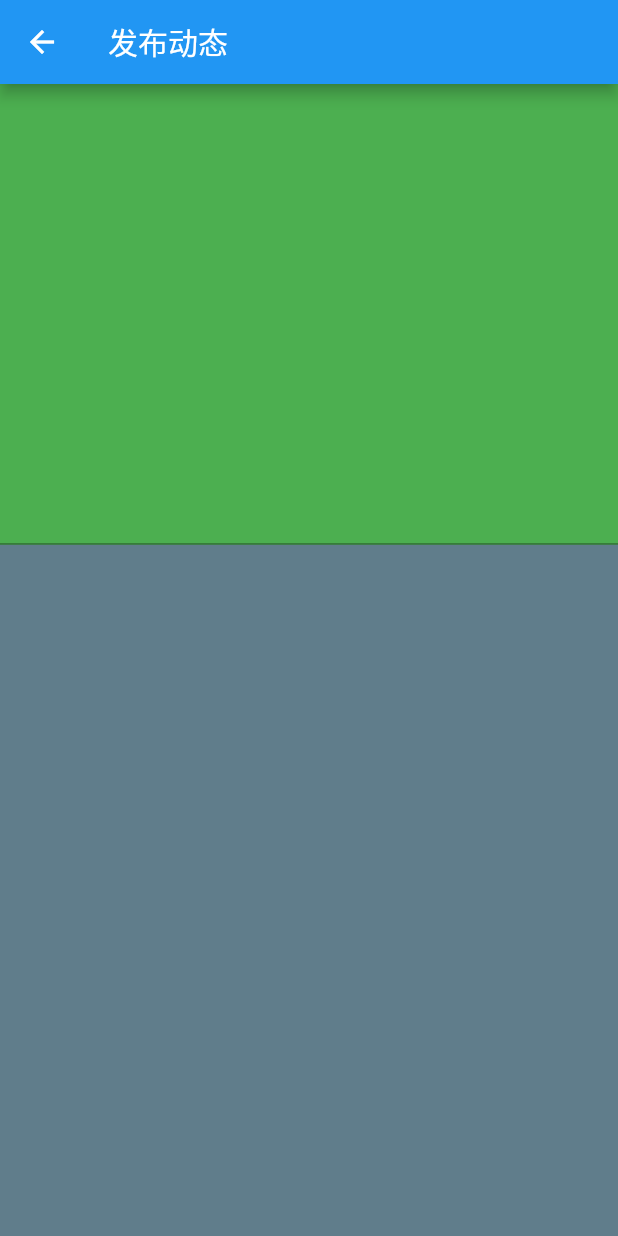
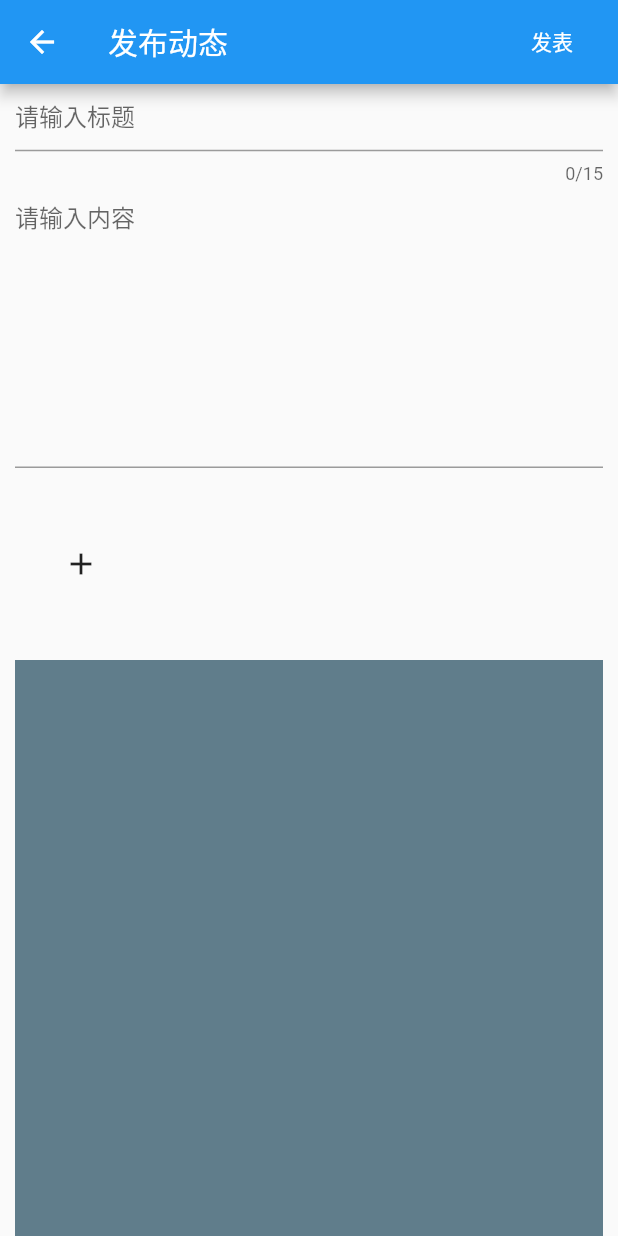
Before and after one commit to Linsugar/familytest, a Flutter app: the updynamic screen opened directly, on a phone screen of 412 x 824 dp. Run offline on Flutter 3.47's test engine with Material 2 defaults, Android fonts, the light colour scheme and no system bars; our stand-ins replace device_info, dio, flutter_swiper, fluttertoast, image_picker, rive and 1 more; accounts and stored records are empty; network calls fail.

Commit message:
发布动态

```diff
--- a/lib/network/requests.dart
+++ b/lib/network/requests.dart
@@ -2,8 +2,8 @@ import 'package:dio/dio.dart';
 
 class Request{
   static Dio network = new Dio(BaseOptions(
-    connectTimeout: 3000,
-    baseUrl: 'http://192.168.2.162:8000/Jia/'
+    connectTimeout: 10000,
+    baseUrl: 'http://192.168.1.140:8000/Jia/'
   ));
 
   static getNetwork(url,{Map<String, dynamic> params})async{
@@ -18,9 +18,9 @@ class Request{
       print("get：$e");
     }
   }
-  static setNetwork(String url,Map<String, dynamic>params )async{
+  static setNetwork(String url,data )async{
     try{
-      var postResult = await network.post(url,data: params);
+      var postResult = await network.post(url,data: data);
       return postResult.data;
     }catch(e){
       print("post：$e");
--- a/lib/pages/chat/Chatchild.dart
+++ b/lib/pages/chat/Chatchild.dart
@@ -54,6 +54,9 @@ class chatChildState extends State<chatChild>{
                     _Streamlist.add(MapEntry("he", snapshot.data));
                     return ListView.builder(itemCount: _Streamlist.length,itemBuilder: (context,index){
                       if(_Streamlist[index].value !=null){
+                        print("数据1：${snapshot.data}");
+                        var s = jsonDecode(snapshot.data);
+                        print("数据3：${s.name}");
                         if(_Streamlist[index].key =='he'){
                           return Hebuilder(Streamlist: _Streamlist, a: index, imagrurl: _imagrurl);
                         }
@@ -85,7 +88,8 @@ class chatChildState extends State<chatChild>{
                         Fluttertoast.showToast(msg: "你输入的内容为空");
                         return;
                       }
-                      _web.sink.add('${_textcontroller.text}');
+                      _web.sink.add('{"name":"张三"}');
+                      _Streamlist.add(MapEntry("me", _textcontroller.text));
                       _textcontroller.clear();
                     },))
                   ],
--- a/lib/pages/mine/childcpns/dynamicUp.dart
+++ b/lib/pages/mine/childcpns/dynamicUp.dart
@@ -1,21 +1,87 @@
+import 'dart:io';
+import 'package:dio/dio.dart';
+import 'package:familytest/network/requests.dart';
+import 'package:familytest/provider/grobleState.dart';
+import 'package:familytest/until/CreamUntil.dart';
 import 'package:flutter/material.dart';
+import 'package:provider/provider.dart';
+
 class updynamic extends StatefulWidget {
   @override
   _updynamicState createState() => _updynamicState();
 }
 
 class _updynamicState extends State<updynamic> {
+  GlobalKey<FormState> _globalKey = GlobalKey<FormState>();
+  TextEditingController _titlecontroller =TextEditingController();
+  TextEditingController _contextcontroller =TextEditingController();
+  List imageDynamic = [];
+
+  var stateus=0;
+
   @override
   Widget build(BuildContext context) {
     return Scaffold(
       resizeToAvoidBottomInset: false,
-      appBar: AppBar(title: Text("发布动态"),),
+      appBar: AppBar(title: Text("发布动态"),actions: [MaterialButton(onPressed: ()async{
+        print("返回的图片地址：${imageDynamic[0]}");
+        print("返回的user_id：${context.read<GlobalState>().userid}");
+        print("返回的图片地址：${imageDynamic[0]}");
+        var data  = FormData.fromMap({
+          'image':await MultipartFile.fromFile(imageDynamic[0]),
+          'user_id':context.read<GlobalState>().userid,
+          'new_filename':'${DateTime.now().microsecondsSinceEpoch}'+'.jpg',
+          'up_title':_titlecontroller.text,
+          'up_context':_contextcontroller.text,
+          'up_addres':context.read<GlobalState>().city,
+        });
+
+
+        var result = await Request.setNetwork('DyImage/',data);
+        print("返回的结果：$result");
+
+      },child: Text("发表",style: TextStyle(color: Colors.white),),)],),
       body: Container(
-        color: Colors.green,
+        padding: EdgeInsets.only(left: 10,right: 10),
         child: Column(
           children: [
-            Expanded(flex: 4,child: TextField(maxLines: 15,)),
-            Expanded(flex: 6,child: Container(color: Colors.blueGrey,)),
+            Expanded(flex: 5,child: Form(
+              key: _globalKey,
+              autovalidateMode: AutovalidateMode.always,
+              child:Column(
+              children: [
+                Expanded(flex: 2,child: TextFormField(
+                  controller: _titlecontroller,
+                  decoration: InputDecoration(hintText: "请输入标题"),maxLength: 15,)),
+                Expanded(flex: 6,child: TextFormField(
+                    controller: _contextcontroller,
+                    maxLines: 15,decoration: InputDecoration(hintText: "请输入内容"))),
+                Expanded(flex: 4,child: Row(
+                  mainAxisAlignment: MainAxisAlignment.start,
+                  children: [
+                    for(var i=0;i<imageDynamic.length;i++)
+                      Expanded(flex:1,child:Container(margin: EdgeInsets.all(3),decoration: BoxDecoration(
+                          borderRadius: BorderRadius.circular(5),
+                          image:DecorationImage(image: FileImage(File(imageDynamic[i])),fit: BoxFit.cover)
+                      ),)),
+                    imageDynamic.length==4?Text(""):MaterialButton(
+                      onPressed: ()async{
+                        var reslut = await Creamer.GetGrally();
+                        print("得到的结果：${reslut}");
+                        setState(() {
+                          imageDynamic.add(reslut);
+                          stateus=1;
+                          print("得到的图片内容：${imageDynamic}");
+                        });
+                        print("得到的图片内容：${imageDynamic.isEmpty}");
+                      },
+                      child:Icon(Icons.add),
+                    )
+                  ],
+                )),
+              ],
+            ),)),
+            Expanded(flex: 5,child: Container(color: Colors.blueGrey,)),
           ],
         ),
       ),
--- a/lib/provider/grobleState.dart
+++ b/lib/provider/grobleState.dart
@@ -5,7 +5,7 @@ class GlobalState with ChangeNotifier{
   String city ='成都';
   String deviceid;
   String platform;
-  String userid;
+  String userid = '1761351652';
 
   changuserid(value){
     userid =value;
```
Also changed, not shown: lib/pages/login/register.dart (+4 -3 lines).
